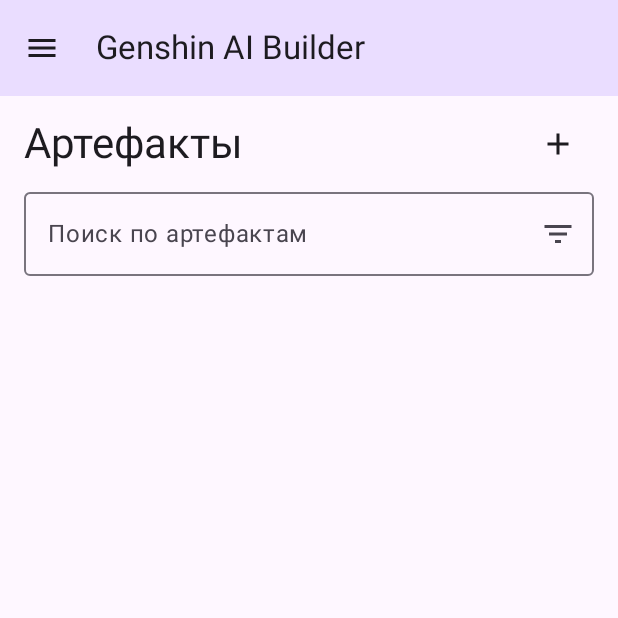
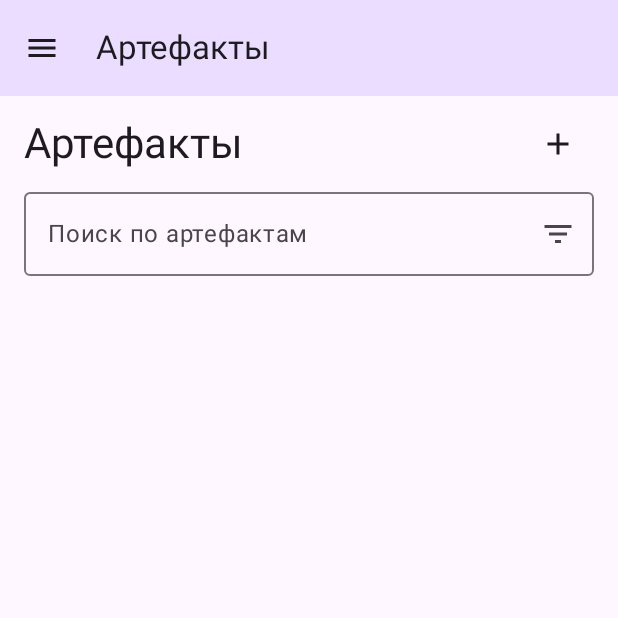
Before and after one commit to ledetav/artifacts_calculator_project, an Android app built with Jetpack Compose: the screen it shows after launch (MainActivity), on a phone screen of 412 x 824 dp, the top half of it. Run offline under Robolectric (Android 15) with nearby library versions, the phone set to English and light mode, and no system bars.

Commit message:
feat: Display current screen title in TopAppBar and app title in Drawer

```diff
--- a/app/build.gradle.kts
+++ b/app/build.gradle.kts
@@ -60,6 +60,7 @@
     implementation(libs.androidx.compose.ui.tooling.preview)
     implementation(libs.androidx.compose.material3)
     implementation(libs.androidx.compose.material.iconsExtended)
+    implementation(libs.androidx.navigation.compose)
 
     // ViewModel для архитектуры MVVM
     implementation(libs.androidx.lifecycle.viewmodel.ktx)
--- a/app/src/main/java/com/nokaori/genshinaibuilder/ui/MainActivity.kt
+++ b/app/src/main/java/com/nokaori/genshinaibuilder/ui/MainActivity.kt
@@ -7,7 +7,9 @@
 import androidx.compose.foundation.layout.fillMaxSize
 import androidx.compose.foundation.layout.padding
 import androidx.compose.material3.DrawerValue
+import androidx.compose.material3.HorizontalDivider
 import androidx.compose.material3.MaterialTheme
+import androidx.compose.material3.ModalDrawerSheet
 import androidx.compose.material3.ModalNavigationDrawer
 import androidx.compose.material3.Scaffold
 import androidx.compose.ui.Modifier
@@ -17,6 +19,7 @@
 import androidx.compose.runtime.Composable
 import androidx.compose.runtime.getValue
 import androidx.compose.runtime.rememberCoroutineScope
+import androidx.compose.ui.unit.dp
 import androidx.navigation.compose.NavHost
 import androidx.navigation.compose.composable
 import androidx.navigation.compose.currentBackStackEntryAsState
@@ -56,6 +59,8 @@
         NavigationItem.Settings
     )
 
+    val currentNavItem = navigationItems.find { it.route == currentRoute }
+
     Surface(
         modifier = Modifier.fillMaxSize(),
         color = MaterialTheme.colorScheme.background
@@ -63,6 +68,15 @@
         ModalNavigationDrawer(
             drawerState = drawerState,
             drawerContent = {
+                ModalDrawerSheet {
+                    Text(
+                        text = "Genshin AI Builder",
+                        style = MaterialTheme.typography.titleLarge,
+                        modifier = Modifier.padding(16.dp)
+                    )
+
+                HorizontalDivider()
+
                 AppDrawer(
                     items = navigationItems,
                     currentItemRoute = currentRoute,
@@ -75,11 +89,12 @@
                     }
                 )
             }
+    }
         ) {
             Scaffold(
                 topBar = {
                     MainToAppBar(
-                        title = "Genshin AI Builder",
+                        title = currentNavItem?.title ?: "Genshin AI Builder",
                         onNavigationIconClick = {
                             scope.launch { drawerState.open() }
                         }
```
Also changed, not shown: gradle/libs.versions.toml (+5 -4 lines).
